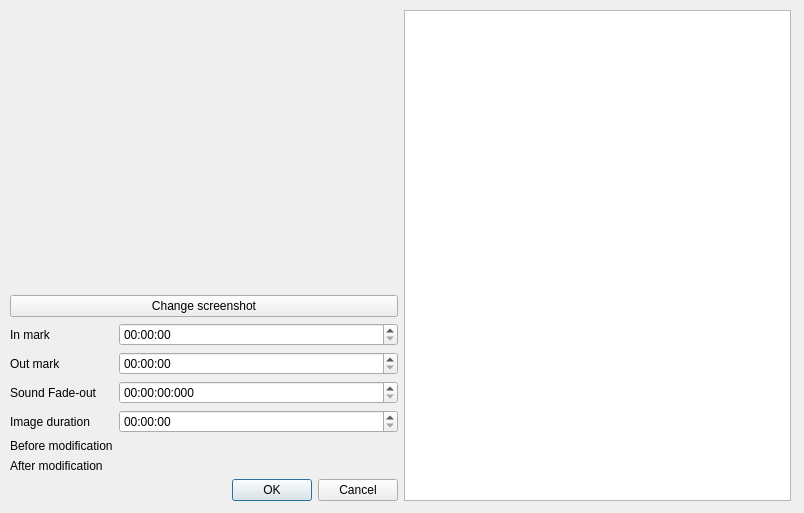
The window that src/advancedsettingswindow.ui (cinemaouvert/OPP) describes before a commit, drawn with Qt 5.
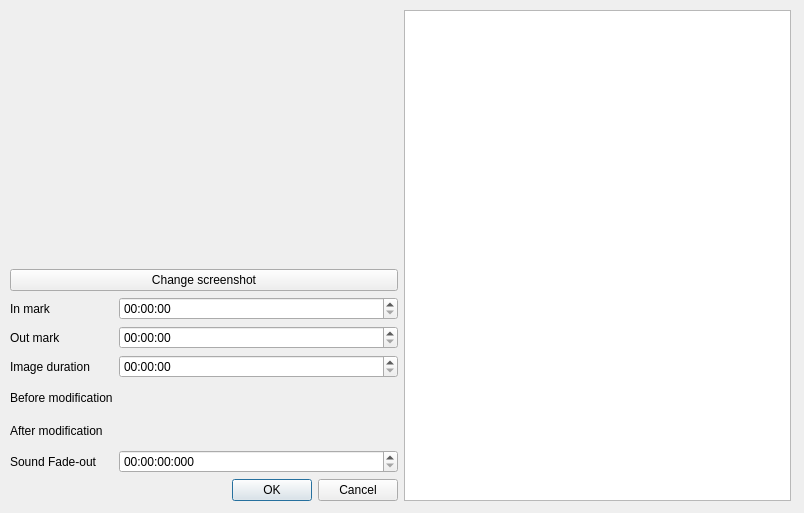
The same window after the commit.

Commit message: Advancedsettings interface

```diff
--- a/src/advancedsettingswindow.ui
+++ b/src/advancedsettingswindow.ui
@@ -88,23 +88,6 @@
             <second>0</second>
            </time>
           </property>
-          <property name="displayFormat">
-           <string>HH:mm:ss</string>
-          </property>
-         </widget>
-        </item>
-        <item row="2" column="0">
-         <widget class="QLabel" name="label_CrossFading">
-          <property name="text">
-           <string>Sound Fade-out</string>
-          </property>
-         </widget>
-        </item>
-        <item row="2" column="1">
-         <widget class="QTimeEdit" name="timeEdit_CrossFading">
-          <property name="displayFormat">
-           <string>HH:mm:ss:zzz</string>
-          </property>
          </widget>
         </item>
         <item row="4" column="0">
@@ -123,6 +106,12 @@
         </item>
         <item row="5" column="0">
          <widget class="QLabel" name="label_originalLength">
+          <property name="minimumSize">
+           <size>
+            <width>0</width>
+            <height>27</height>
+           </size>
+          </property>
           <property name="text">
            <string>Before modification</string>
           </property>
@@ -137,6 +126,12 @@
         </item>
         <item row="6" column="0">
          <widget class="QLabel" name="label_modifiedLength">
+          <property name="minimumSize">
+           <size>
+            <width>0</width>
+            <height>27</height>
+           </size>
+          </property>
           <property name="text">
            <string>After modification</string>
           </property>
@@ -169,6 +164,20 @@
           </property>
          </widget>
         </item>
+        <item row="7" column="0">
+         <widget class="QLabel" name="label_CrossFading">
+          <property name="text">
+           <string>Sound Fade-out</string>
+          </property>
+         </widget>
+        </item>
+        <item row="7" column="1">
+         <widget class="QTimeEdit" name="timeEdit_CrossFading">
+          <property name="displayFormat">
+           <string>HH:mm:ss:zzz</string>
+          </property>
+         </widget>
+        </item>
        </layout>
       </item>
       <item>
```
Left out of the diff: 3 changed lines with no effect on the pictures.
